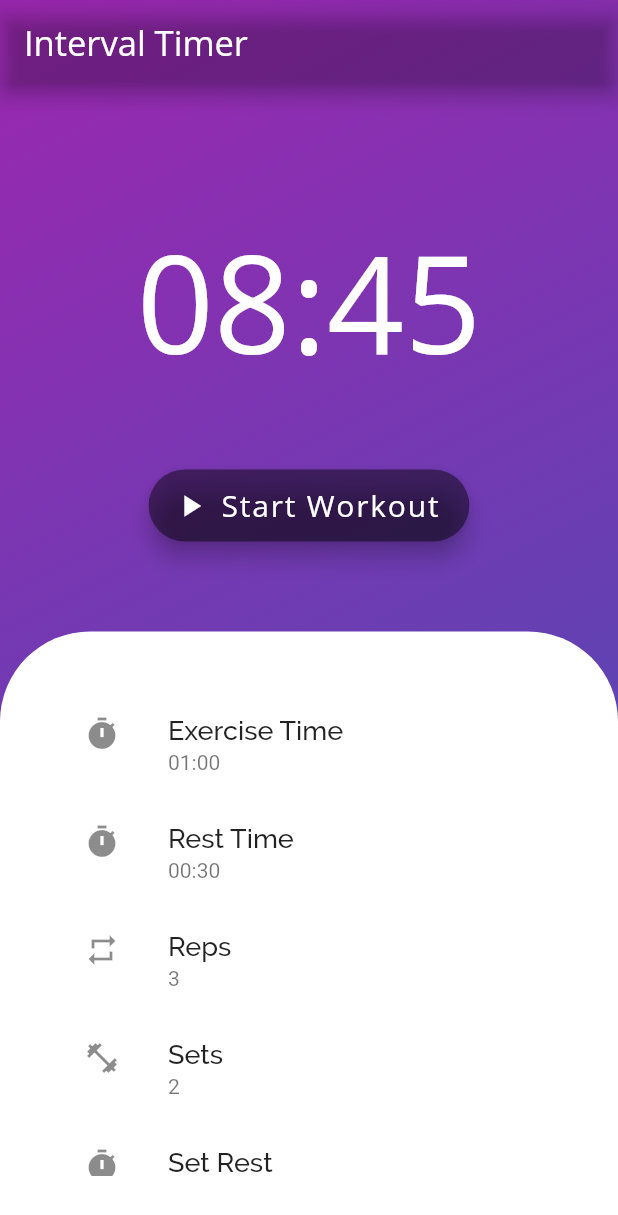
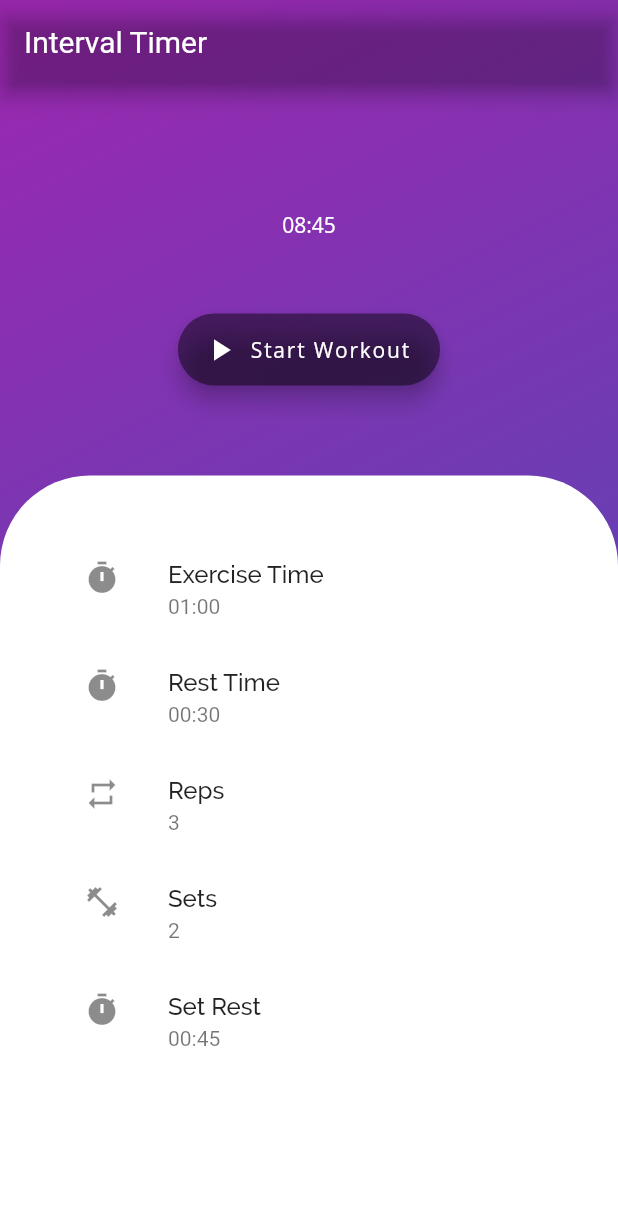
Before and after one commit to sabinabialic/HiitMe-Interval-Timer, a Flutter app: the screen it shows after launch, on a phone screen of 412 x 824 dp. Shown: the top 1215 px of the screen. Run offline on Flutter 3.47's test engine with Material 2 defaults, Android fonts, the phone set to English and light mode, and no system bars; our stand-ins replace audioplayers, flutter_local_notifications, numberpicker; missing offline and left inert: responsive_flutter, sound_mode.

Commit message:
Font Resizing
Font resizing depending on device size to allow for compatibility with tablets

```diff
--- a/lib/main.dart
+++ b/lib/main.dart
@@ -45,7 +45,7 @@ class HiitApp extends StatelessWidget {
   @override
   Widget build(BuildContext context) {
     return MaterialApp(
-      title: 'Interval Timer',
+      title: 'HIITme Interval Timer',
       home: HiitScreen(),
       debugShowCheckedModeBanner: false,
     );
--- a/lib/screens/hiit_screen.dart
+++ b/lib/screens/hiit_screen.dart
@@ -5,6 +5,7 @@ import 'package:flutter/material.dart';
 import 'package:interval_timer/screens/workout_screen.dart';
 import 'package:interval_timer/widgets/durationpicker.dart';
 import 'package:numberpicker/numberpicker.dart';
+import 'package:responsive_flutter/responsive_flutter.dart';
 
 import '../main.dart';
 import '../models.dart';
@@ -33,7 +34,8 @@ class _HiitScreenState extends State<HiitScreen> {
       appBar: AppBar(
         title: Text(
           "Interval Timer",
-          style: TextStyle(fontFamily: "Open Sans", fontSize: 23)
+          style: TextStyle(fontFamily: "Roboto",
+              fontSize: ResponsiveFlutter.of(context).fontSize(3))
         ),
         elevation: defaultTargetPlatform == TargetPlatform.android ? 5.0 : 0.0,
         backgroundColor: Color(0xFFFFFF),
@@ -63,7 +65,7 @@ class _HiitScreenState extends State<HiitScreen> {
                           Text(formatTime(_hiit.getTotalTime()),
                               style: TextStyle(
                                   color: Colors.white,
-                                  fontSize: 90,
+                                  fontSize: ResponsiveFlutter.of(context).fontSize(10),
                                   fontFamily: "Open Sans")),
                         ],
                       ),
@@ -81,13 +83,14 @@ class _HiitScreenState extends State<HiitScreen> {
                                     )));},
                               backgroundColor: Colors.black45,
                               splashColor: Colors.deepPurple[800],
-                              icon: Icon(Icons.play_arrow),
+                              icon: Icon(
+                                  Icons.play_arrow,
+                                  size: ResponsiveFlutter.of(context).wp(5)),
                               label: Text(
                                   "Start Workout",
                                   style: TextStyle(
                                       fontFamily: "Open Sans",
-                                      fontSize: 20
-                                  )
+                                      fontSize: ResponsiveFlutter.of(context).fontSize(2))
                               ),
                             ),
                           ),
@@ -114,10 +117,14 @@ class _HiitScreenState extends State<HiitScreen> {
                                 "Exercise Time",
                                 style: TextStyle(
                                     fontFamily: "Raleway",
-                                    fontSize: 18,
+                                    fontSize: ResponsiveFlutter.of(context).fontSize(2.3),
                                     fontWeight: FontWeight.w500)),
-                            subtitle: Text(formatTime(_hiit.workTime)),
-                            leading: Icon(Icons.timer),
+                            subtitle: Text(
+                              formatTime(_hiit.workTime),
+                              style: TextStyle(fontSize: ResponsiveFlutter.of(context).fontSize(1.9))),
+                            leading: Icon(
+                                Icons.timer,
+                                size: ResponsiveFlutter.of(context).wp(7)),
                             onTap: () {
                               showDialog<Duration>(
                                 context: context,
@@ -129,7 +136,7 @@ class _HiitScreenState extends State<HiitScreen> {
                                       textAlign: TextAlign.center,
                                         style: TextStyle(
                                             fontFamily: "Raleway",
-                                            fontSize: 18,
+                                            fontSize: ResponsiveFlutter.of(context).fontSize(2.3),
                                             fontWeight: FontWeight.w500))
                                   );
                                 }).then((workTime){
@@ -147,10 +154,14 @@ class _HiitScreenState extends State<HiitScreen> {
                               "Rest Time",
                                 style: TextStyle(
                                     fontFamily: "Raleway",
-                                    fontSize: 18,
+                                    fontSize: ResponsiveFlutter.of(context).fontSize(2.3),
                                     fontWeight: FontWeight.w500)),
-                            subtitle: Text(formatTime(_hiit.repRest)),
-                            leading: Icon(Icons.timer),
+                            subtitle: Text(
+                                formatTime(_hiit.repRest),
+                                style: TextStyle(fontSize: ResponsiveFlutter.of(context).fontSize(1.9))),
+                            leading: Icon(
+                                Icons.timer,
+                                size: ResponsiveFlutter.of(context).wp(7)),
                             onTap: () {
                               showDialog<Duration>(
                                   context: context,
@@ -162,7 +173,7 @@ class _HiitScreenState extends State<HiitScreen> {
                                             textAlign: TextAlign.center,
                                             style: TextStyle(
                                                 fontFamily: "Raleway",
-                                                fontSize: 18,
+                                                fontSize: ResponsiveFlutter.of(context).fontSize(2.3),
                                                 fontWeight: FontWeight.w500))
                                     );
                                   }).then((repRestTime){
@@ -180,10 +191,14 @@ class _HiitScreenState extends State<HiitScreen> {
                                 "Reps",
                                 style: TextStyle(
                                     fontFamily: "Raleway",
-                                    fontSize: 18,
+                                    fontSize: ResponsiveFlutter.of(context).fontSize(2.3),
                                     fontWeight: FontWeight.w500)),
-                            subtitle: Text('${_hiit.reps}'),
-                            leading: Icon(Icons.repeat),
+                            subtitle: Text(
+                                '${_hiit.reps}',
+                                style: TextStyle(fontSize: ResponsiveFlutter.of(context).fontSize(1.9))),
+                            leading: Icon(
+                                Icons.repeat,
+                                size: ResponsiveFlutter.of(context).wp(7)),
                             onTap: () {
                               showDialog<int>(
                                   context: context,
@@ -197,7 +212,7 @@ class _HiitScreenState extends State<HiitScreen> {
                                             textAlign: TextAlign.center,
                                             style: TextStyle(
                                                 fontFamily: "Raleway",
-                                                fontSize: 18,
+                                                fontSize: ResponsiveFlutter.of(context).fontSize(2.3),
                                                 fontWeight: FontWeight.w500))
                                     );
                                   }).then((reps){
@@ -215,10 +230,14 @@ class _HiitScreenState extends State<HiitScreen> {
                                 "Sets",
                                 style: TextStyle(
                                     fontFamily: "Raleway",
-                                    fontSize: 18,
+                                    fontSize: ResponsiveFlutter.of(context).fontSize(2.3),
                                     fontWeight: FontWeight.w500)),
-                            subtitle: Text('${_hiit.sets}'),
-                            leading: Icon(Icons.fitness_center),
+                            subtitle: Text(
+                                '${_hiit.sets}',
+                                style: TextStyle(fontSize: ResponsiveFlutter.of(context).fontSize(1.9))),
+                            leading: Icon(
+                                Icons.fitness_center,
+                                size: ResponsiveFlutter.of(context).wp(7)),
                             onTap: () {
                               showDialog<int>(
                                   context: context,
@@ -232,7 +251,7 @@ class _HiitScreenState extends State<HiitScreen> {
                                             textAlign: TextAlign.center,
                                             style: TextStyle(
                                                 fontFamily: "Raleway",
-                                                fontSize: 18,
+                                                fontSize: ResponsiveFlutter.of(context).fontSize(2.3),
                                                 fontWeight: FontWeight.w500))
                                     );
                                   }).then((sets){
@@ -252,10 +271,14 @@ class _HiitScreenState extends State<HiitScreen> {
                                 "Set Rest",
                                 style: TextStyle(
                                     fontFamily: "Raleway",
-                                    fontSize: 18,
+                                    fontSize: ResponsiveFlutter.of(context).fontSize(2.3),
                                     fontWeight: FontWeight.w500)),
-                            subtitle: Text(formatTime(_hiit.setRest)),
-                            leading: Icon(Icons.timer),
+                            subtitle: Text(
+                                formatTime(_hiit.setRest),
+                                style: TextStyle(fontSize: ResponsiveFlutter.of(context).fontSize(1.9))),
+                            leading: Icon(
+                                Icons.timer,
+                                size: ResponsiveFlutter.of(context).wp(7)),
                             onTap: () {
                               showDialog<Duration>(
                                   context: context,
@@ -267,7 +290,7 @@ class _HiitScreenState extends State<HiitScreen> {
                                             textAlign: TextAlign.center,
                                             style: TextStyle(
                                                 fontFamily: "Raleway",
-                                                fontSize: 18,
+                                                fontSize: ResponsiveFlutter.of(context).fontSize(2.3),
                                                 fontWeight: FontWeight.w500))
                                     );
                                   }).then((setRestTime){
--- a/pubspec.yaml
+++ b/pubspec.yaml
@@ -20,6 +20,7 @@ dependencies:
   sound_mode: ^0.2.2
   flutter_local_notifications: ^3.0.2
   flutter_launcher_icons: "^0.8.1"
+  responsive_flutter: ^0.0.4
 
 dev_dependencies:
   flutter_test:
```
Also changed, not shown: pubspec.lock, 1 other file.
